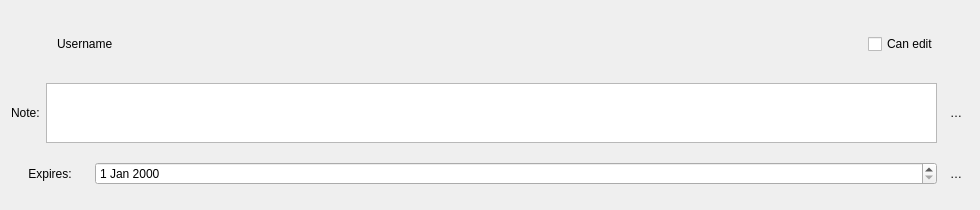
First picture: the form in src/gui/shareuserline.ui, repository nextcloud/desktop, before the edit.
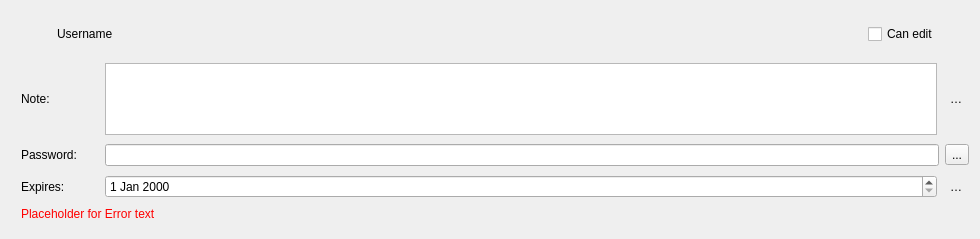
Second picture: the form after the edit. Icons and pictures are not drawn. Custom widgets are drawn as their Qt base class.

Commit message: Obey enforced password for share by email.

The edit to the form file:
```diff
--- a/src/gui/shareuserline.ui
+++ b/src/gui/shareuserline.ui
@@ -7,7 +7,7 @@
     <x>0</x>
     <y>0</y>
     <width>980</width>
-    <height>210</height>
+    <height>239</height>
    </rect>
   </property>
   <property name="sizePolicy">
@@ -116,11 +116,23 @@
      <property name="sizeConstraint">
       <enum>QLayout::SetMinimumSize</enum>
      </property>
+     <property name="leftMargin">
+      <number>10</number>
+     </property>
      <item>
       <widget class="QLabel" name="noteLabel">
+       <property name="minimumSize">
+        <size>
+         <width>78</width>
+         <height>0</height>
+        </size>
+       </property>
        <property name="text">
         <string>Note:</string>
        </property>
+       <property name="alignment">
+        <set>Qt::AlignLeading|Qt::AlignLeft|Qt::AlignVCenter</set>
+       </property>
       </widget>
      </item>
      <item>
@@ -134,7 +146,7 @@
        <property name="minimumSize">
         <size>
          <width>0</width>
-         <height>60</height>
+         <height>0</height>
         </size>
        </property>
        <property name="sizeAdjustPolicy">
@@ -158,8 +170,61 @@
      </item>
     </layout>
    </item>
+   <item>
+    <layout class="QHBoxLayout" name="passwordElementsLayout">
+     <property name="leftMargin">
+      <number>10</number>
+     </property>
+     <item>
+      <widget class="QLabel" name="passwordLabel">
+       <property name="minimumSize">
+        <size>
+         <width>78</width>
+         <height>0</height>
+        </size>
+       </property>
+       <property name="text">
+        <string>Password:</string>
+       </property>
+       <property name="alignment">
+        <set>Qt::AlignLeading|Qt::AlignLeft|Qt::AlignVCenter</set>
+       </property>
+       <property name="indent">
+        <number>0</number>
+       </property>
+      </widget>
+     </item>
+     <item>
+      <widget class="QLineEdit" name="lineEdit_password">
+       <property name="sizePolicy">
+        <sizepolicy hsizetype="Minimum" vsizetype="Fixed">
+         <horstretch>1</horstretch>
+         <verstretch>0</verstretch>
+        </sizepolicy>
+       </property>
+       <property name="echoMode">
+        <enum>QLineEdit::Password</enum>
+       </property>
+      </widget>
+     </item>
+     <item>
+      <widget class="QToolButton" name="confirmPassword">
+       <property name="text">
+        <string>...</string>
+       </property>
+       <property name="icon">
+        <iconset resource="../../theme.qrc">
+         <normaloff>:/client/theme/confirm.svg</normaloff>:/client/theme/confirm.svg</iconset>
+       </property>
+      </widget>
+     </item>
+    </layout>
+   </item>
    <item>
     <layout class="QHBoxLayout" name="horizontalLayout_4">
+     <property name="leftMargin">
+      <number>10</number>
+     </property>
      <item>
       <widget class="QLabel" name="expirationLabel">
        <property name="minimumSize">
@@ -172,7 +237,7 @@
         <string>Expires:</string>
        </property>
        <property name="alignment">
-        <set>Qt::AlignCenter</set>
+        <set>Qt::AlignLeading|Qt::AlignLeft|Qt::AlignVCenter</set>
        </property>
       </widget>
      </item>
@@ -202,6 +267,78 @@
      </item>
     </layout>
    </item>
+   <item>
+    <layout class="QHBoxLayout" name="horizontalLayout_5">
+     <property name="leftMargin">
+      <number>10</number>
+     </property>
+     <property name="topMargin">
+      <number>0</number>
+     </property>
+     <item>
+      <widget class="QLabel" name="errorLabel">
+       <property name="sizePolicy">
+        <sizepolicy hsizetype="Ignored" vsizetype="Fixed">
+         <horstretch>0</horstretch>
+         <verstretch>0</verstretch>
+        </sizepolicy>
+       </property>
+       <property name="minimumSize">
+        <size>
+         <width>0</width>
+         <height>0</height>
+        </size>
+       </property>
+       <property name="palette">
+        <palette>
+         <active>
+          <colorrole role="WindowText">
+           <brush brushstyle="SolidPattern">
+            <color alpha="255">
+             <red>255</red>
+             <green>0</green>
+             <blue>0</blue>
+            </color>
+           </brush>
+          </colorrole>
+         </active>
+         <inactive>
+          <colorrole role="WindowText">
+           <brush brushstyle="SolidPattern">
+            <color alpha="255">
+             <red>255</red>
+             <green>0</green>
+             <blue>0</blue>
+            </color>
+           </brush>
+          </colorrole>
+         </inactive>
+         <disabled>
+          <colorrole role="WindowText">
+           <brush brushstyle="SolidPattern">
+            <color alpha="255">
+             <red>123</red>
+             <green>121</green>
+             <blue>134</blue>
+            </color>
+           </brush>
+          </colorrole>
+         </disabled>
+        </palette>
+       </property>
+       <property name="text">
+        <string notr="true">Placeholder for Error text</string>
+       </property>
+       <property name="textFormat">
+        <enum>Qt::PlainText</enum>
+       </property>
+       <property name="wordWrap">
+        <bool>true</bool>
+       </property>
+      </widget>
+     </item>
+    </layout>
+   </item>
   </layout>
  </widget>
  <customwidgets>
```
The commit also changes 8 other files.
